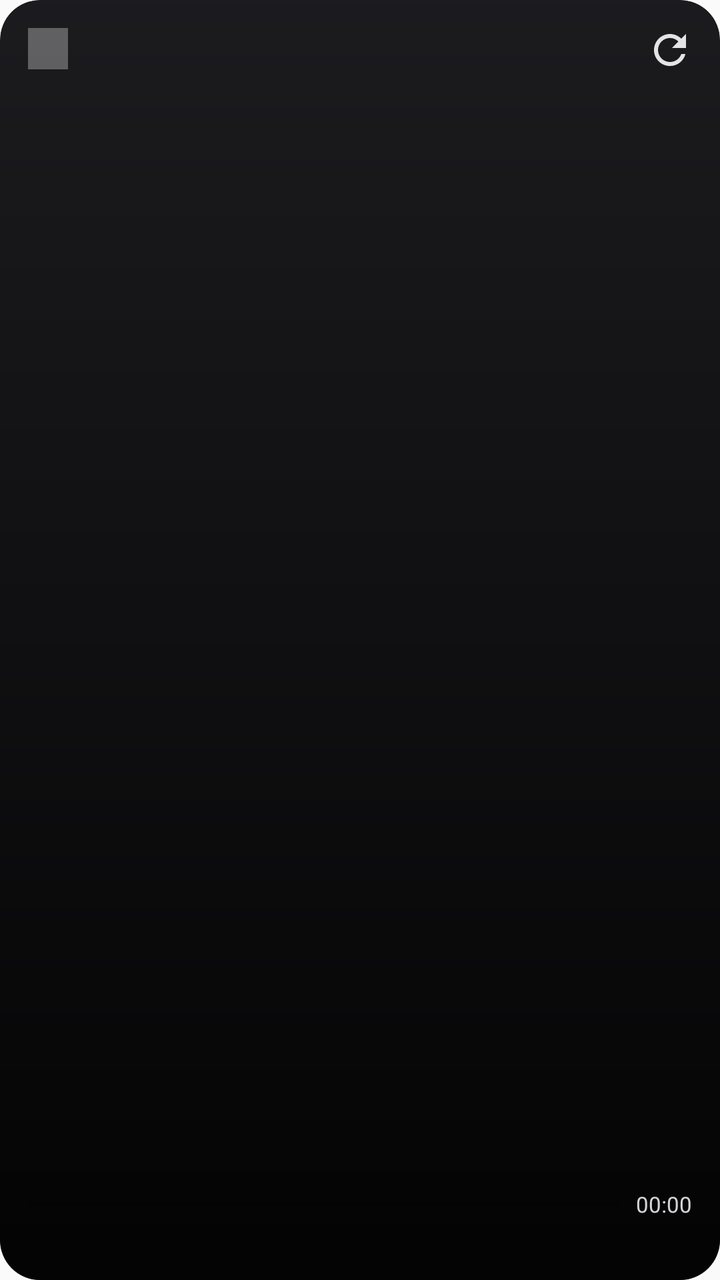
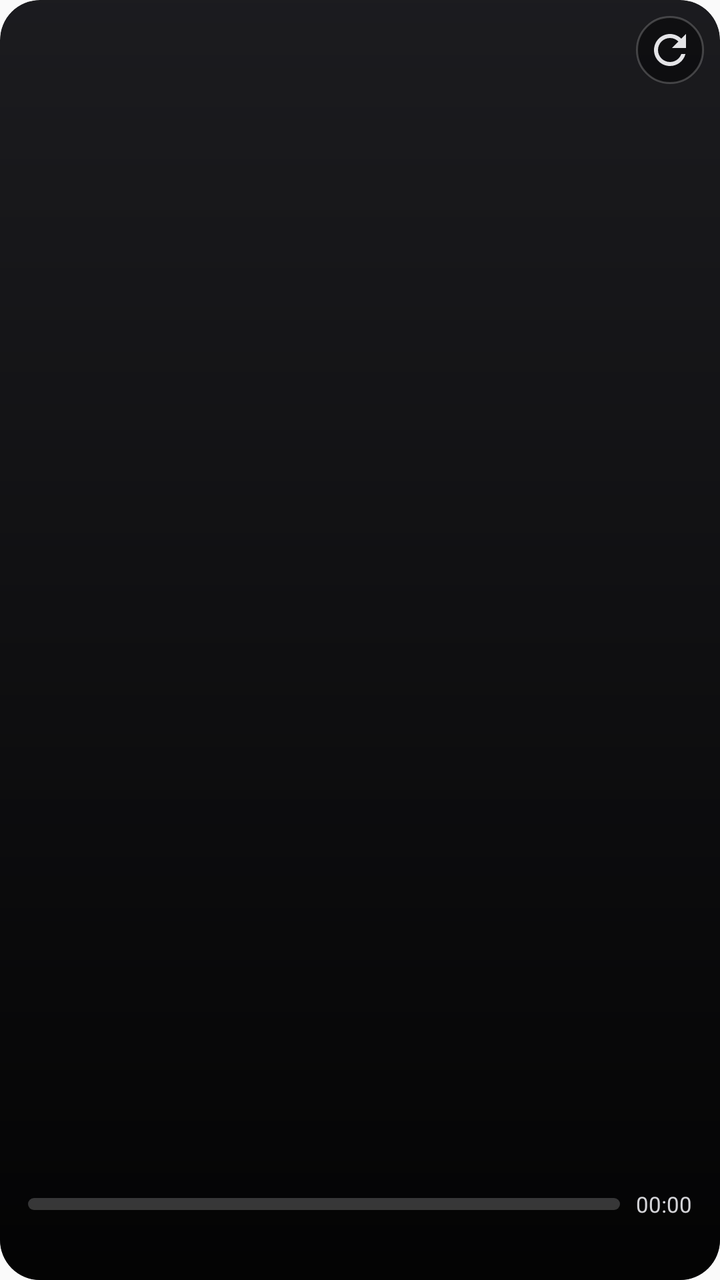

Two renders of the same Android screen: before a commit and after it. Below are the layout's source before the change and the commit's diff.
<!-- AndroidManifest.xml: application theme Theme.SpotifyDuo -->
<!-- res/layout/widget_card.xml -->
<?xml version="1.0" encoding="utf-8"?>
<FrameLayout xmlns:android="http://schemas.android.com/apk/res/android"
    android:id="@+id/card"
    android:layout_width="match_parent"
    android:layout_height="match_parent"
    android:background="@drawable/widget_bg"
    android:clipToOutline="true"
    android:outlineProvider="background">

    
    <FrameLayout
        android:id="@+id/tint"
        android:layout_width="match_parent"
        android:layout_height="match_parent" />

    
    <ImageView
        android:id="@+id/art"
        android:layout_width="match_parent"
        android:layout_height="match_parent"
        android:contentDescription="@string/album_art"
        android:scaleType="centerCrop" />

    <FrameLayout
        android:layout_width="match_parent"
        android:layout_height="match_parent"
        android:background="@drawable/scrim" />

    <LinearLayout
        android:layout_width="match_parent"
        android:layout_height="match_parent"
        android:orientation="vertical"
        android:padding="14dp">

        <TextView
            android:id="@+id/who"
            android:layout_width="wrap_content"
            android:layout_height="wrap_content"
            android:background="#4DFFFFFF"
            android:paddingStart="10dp"
            android:paddingTop="3dp"
            android:paddingEnd="10dp"
            android:paddingBottom="3dp"
            android:textColor="#FFFFFF"
            android:textSize="11sp"
            android:textStyle="bold" />

        <LinearLayout
            android:layout_width="match_parent"
            android:layout_height="0dp"
            android:layout_weight="1"
            android:gravity="bottom"
            android:orientation="vertical">

            <TextView
                android:id="@+id/track"
                android:layout_width="match_parent"
                android:layout_height="wrap_content"
                android:ellipsize="end"
                android:maxLines="1"
                android:shadowColor="#CC000000"
                android:shadowDx="0"
                android:shadowDy="1"
                android:shadowRadius="4"
                android:textColor="#FFFFFF"
                android:textSize="19sp"
                android:textStyle="bold" />

            <TextView
                android:id="@+id/artist"
                android:layout_width="match_parent"
                android:layout_height="wrap_content"
                android:ellipsize="end"
                android:maxLines="1"
                android:shadowColor="#CC000000"
                android:shadowDx="0"
                android:shadowDy="1"
                android:shadowRadius="4"
                android:textColor="#E4E4E7"
                android:textSize="14sp" />

            <LinearLayout
                android:layout_width="match_parent"
                android:layout_height="wrap_content"
                android:layout_marginTop="8dp"
                android:gravity="center_vertical"
                android:orientation="horizontal">

                <ProgressBar
                    android:id="@+id/progress"
                    style="?android:attr/progressBarStyleHorizontal"
                    android:layout_width="0dp"
                    android:layout_height="3dp"
                    android:layout_weight="1"
                    android:max="100" />

                <Chronometer
                    android:id="@+id/elapsed"
                    android:layout_width="wrap_content"
                    android:layout_height="wrap_content"
                    android:layout_marginStart="8dp"
                    android:textColor="#D4D4D8"
                    android:textSize="11sp" />
            </LinearLayout>

            <TextView
                android:id="@+id/status"
                android:layout_width="match_parent"
                android:layout_height="wrap_content"
                android:layout_marginTop="2dp"
                android:ellipsize="end"
                android:maxLines="1"
                android:textColor="#C4C4C8"
                android:textSize="11sp" />
        </LinearLayout>
    </LinearLayout>

    <ImageButton
        android:id="@+id/refresh"
        android:layout_width="34dp"
        android:layout_height="34dp"
        android:layout_gravity="top|end"
        android:layout_margin="8dp"
        android:background="@android:color/transparent"
        android:contentDescription="@string/refresh"
        android:padding="7dp"
        android:src="@drawable/ic_refresh" />
</FrameLayout>
<!-- resources referenced by this layout -->
<resources>
  <!-- drawable ic_refresh (drawable) -->
  <vector xmlns:android="http://schemas.android.com/apk/res/android"
      android:width="24dp"
      android:height="24dp"
      android:tint="#E4E4E7"
      android:viewportWidth="24"
      android:viewportHeight="24">
      <path
          android:fillColor="@android:color/white"
          android:pathData="M17.65,6.35C16.2,4.9 14.21,4 12,4c-4.42,0 -7.99,3.58 -8,8s3.57,8 8,8c3.73,0 6.84,-2.55 7.73,-6h-2.08c-0.82,2.33 -3.04,4 -5.65,4 -3.31,0 -6,-2.69 -6,-6s2.69,-6 6,-6c1.66,0 3.14,0.69 4.22,1.78L13,11h7V4l-2.35,2.35z" />
  </vector>
  <!-- drawable scrim (drawable) -->
  <?xml version="1.0" encoding="utf-8"?>
  <shape xmlns:android="http://schemas.android.com/apk/res/android"
      android:shape="rectangle">
      <gradient
          android:angle="90"
          android:endColor="#20000000"
          android:startColor="#E6000000"
          android:type="linear" />
  </shape>
  <!-- drawable widget_bg (drawable) -->
  <?xml version="1.0" encoding="utf-8"?>
  <shape xmlns:android="http://schemas.android.com/apk/res/android"
      android:shape="rectangle">
      <solid android:color="#1F1F23" />
      <corners android:radius="20dp" />
  </shape>
  <string name="album_art">Album art</string>
  <string name="refresh">Refresh</string>
  <style name="Theme.SpotifyDuo" parent="Theme.AppCompat.DayNight.NoActionBar" />
</resources>

<!-- the commit's change to res/layout/widget_card.xml (unified diff, before → after) -->
@@ -32,17 +32,17 @@
         android:orientation="vertical"
         android:padding="14dp">
 
+        
         <TextView
             android:id="@+id/who"
             android:layout_width="wrap_content"
             android:layout_height="wrap_content"
-            android:background="#4DFFFFFF"
-            android:paddingStart="10dp"
-            android:paddingTop="3dp"
-            android:paddingEnd="10dp"
-            android:paddingBottom="3dp"
+            android:paddingStart="12dp"
+            android:paddingTop="4dp"
+            android:paddingEnd="12dp"
+            android:paddingBottom="4dp"
             android:textColor="#FFFFFF"
-            android:textSize="11sp"
+            android:textSize="12sp"
             android:textStyle="bold" />
 
         <LinearLayout
@@ -86,13 +86,25 @@
                 android:gravity="center_vertical"
                 android:orientation="horizontal">
 
+                
                 <ProgressBar
-                    android:id="@+id/progress"
+                    android:id="@+id/progress_blue"
                     style="?android:attr/progressBarStyleHorizontal"
                     android:layout_width="0dp"
-                    android:layout_height="3dp"
+                    android:layout_height="6dp"
                     android:layout_weight="1"
-                    android:max="100" />
+                    android:max="100"
+                    android:progressDrawable="@drawable/progress_blue" />
+
+                <ProgressBar
+                    android:id="@+id/progress_pink"
+                    style="?android:attr/progressBarStyleHorizontal"
+                    android:layout_width="0dp"
+                    android:layout_height="6dp"
+                    android:layout_weight="1"
+                    android:max="100"
+                    android:progressDrawable="@drawable/progress_pink"
+                    android:visibility="gone" />
 
                 <Chronometer
                     android:id="@+id/elapsed"
@@ -121,7 +133,7 @@
         android:layout_height="34dp"
         android:layout_gravity="top|end"
         android:layout_margin="8dp"
-        android:background="@android:color/transparent"
+        android:background="@drawable/refresh_bg"
         android:contentDescription="@string/refresh"
         android:padding="7dp"
         android:src="@drawable/ic_refresh" />
<!-- resource entries referenced after the edit -->
@@ -11,6 +11,51 @@
           android:fillColor="@android:color/white"
           android:pathData="M17.65,6.35C16.2,4.9 14.21,4 12,4c-4.42,0 -7.99,3.58 -8,8s3.57,8 8,8c3.73,0 6.84,-2.55 7.73,-6h-2.08c-0.82,2.33 -3.04,4 -5.65,4 -3.31,0 -6,-2.69 -6,-6s2.69,-6 6,-6c1.66,0 3.14,0.69 4.22,1.78L13,11h7V4l-2.35,2.35z" />
   </vector>
+  <!-- drawable progress_blue (drawable) -->
+  <?xml version="1.0" encoding="utf-8"?>
+  <layer-list xmlns:android="http://schemas.android.com/apk/res/android">
+      <item android:id="@android:id/background">
+          <shape android:shape="rectangle">
+              <solid android:color="@color/progress_track" />
+              <corners android:radius="3dp" />
+          </shape>
+      </item>
+      <item android:id="@android:id/progress">
+          <clip>
+              <shape android:shape="rectangle">
+                  <solid android:color="@color/person_blue" />
+                  <corners android:radius="3dp" />
+              </shape>
+          </clip>
+      </item>
+  </layer-list>
+  <!-- drawable progress_pink (drawable) -->
+  <?xml version="1.0" encoding="utf-8"?>
+  <layer-list xmlns:android="http://schemas.android.com/apk/res/android">
+      <item android:id="@android:id/background">
+          <shape android:shape="rectangle">
+              <solid android:color="@color/progress_track" />
+              <corners android:radius="3dp" />
+          </shape>
+      </item>
+      <item android:id="@android:id/progress">
+          <clip>
+              <shape android:shape="rectangle">
+                  <solid android:color="@color/person_pink" />
+                  <corners android:radius="3dp" />
+              </shape>
+          </clip>
+      </item>
+  </layer-list>
+  <!-- drawable refresh_bg (drawable) -->
+  <?xml version="1.0" encoding="utf-8"?>
+  <shape xmlns:android="http://schemas.android.com/apk/res/android"
+      android:shape="oval">
+      <solid android:color="#73000000" />
+      <stroke
+          android:width="1dp"
+          android:color="#33FFFFFF" />
+  </shape>
   <!-- drawable scrim (drawable) -->
   <?xml version="1.0" encoding="utf-8"?>
   <shape xmlns:android="http://schemas.android.com/apk/res/android"
@@ -31,5 +76,8 @@
   <string name="album_art">Album art</string>
   <string name="refresh">Refresh</string>
   <style name="Theme.SpotifyDuo" parent="Theme.AppCompat.DayNight.NoActionBar" />
+  <color name="progress_track">#33FFFFFF</color>
+  <color name="person_blue">#4F8CFF</color>
+  <color name="person_pink">#FF6FAE</color>
 </resources>
 
